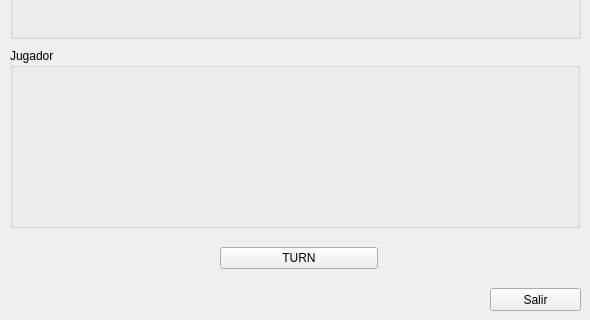
This is lib/gui.ui in camador/poker_trainer as Qt 5 draws it before an edit; both pictures show x 0 to 590 and y 152 to 472 of the 590 by 472 pixel window. The edited form follows.
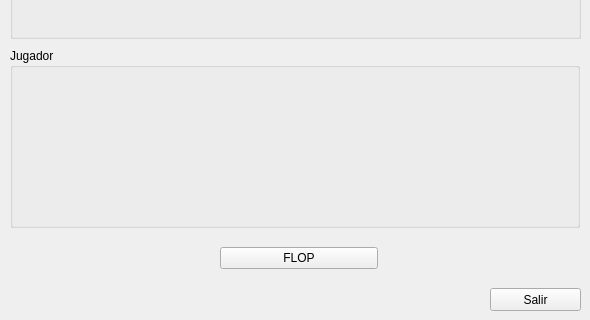
This is the edited form. Icons and pictures are not drawn.

Commit message: Corregido tab order y modificado el texto del botón para los pasos

The edit to the form file:
```diff
--- a/lib/gui.ui
+++ b/lib/gui.ui
@@ -43,7 +43,7 @@
      <item>
       <widget class="QPushButton" name="pbtPaso">
        <property name="text">
-        <string>TURN</string>
+        <string>FLOP</string>
        </property>
        <property name="shortcut">
         <string>Space</string>
```
Left out of the diff: 6 changed lines with no effect on the pictures.
